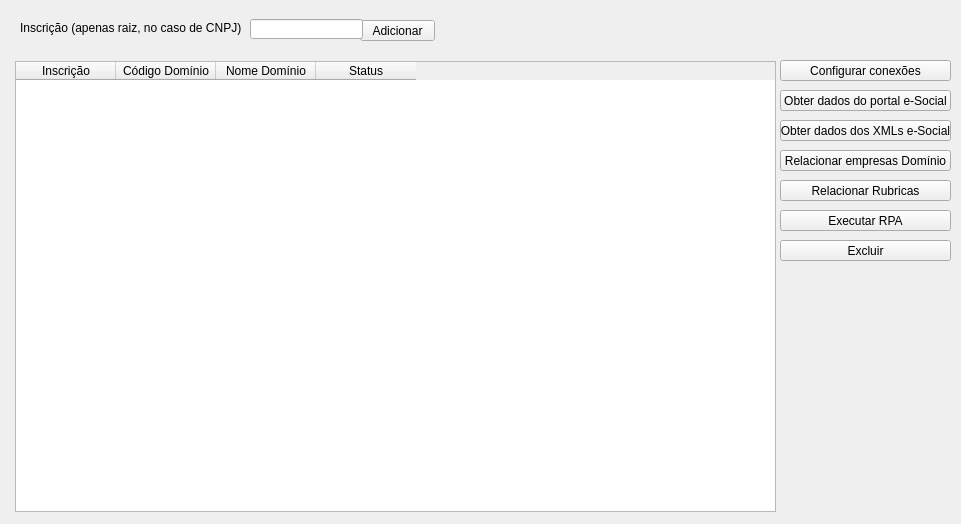
Old version of the form screen_ui/esocial_unico.ui in the repository VictorScandolaraTR/ConversaoMovimento_eSocial.
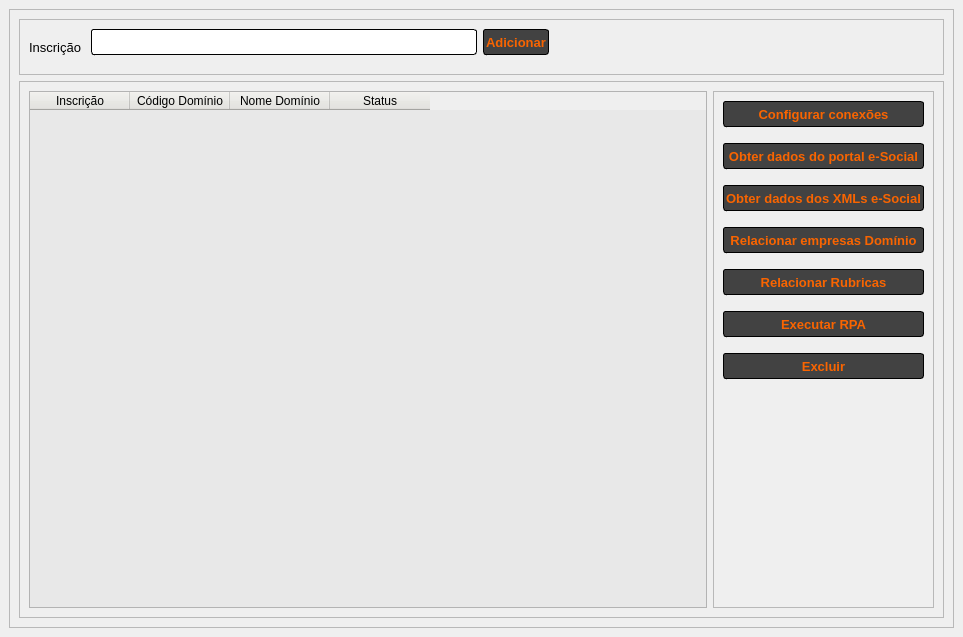
New version of the form.

```diff
--- a/screen_ui/esocial_unico.ui
+++ b/screen_ui/esocial_unico.ui
@@ -6,62 +6,142 @@
    <rect>
     <x>0</x>
     <y>0</y>
-    <width>961</width>
-    <height>524</height>
+    <width>963</width>
+    <height>637</height>
    </rect>
   </property>
   <property name="windowTitle">
    <string>MainWindow</string>
   </property>
   <widget class="QWidget" name="centralwidget">
+   <property name="styleSheet">
+    <string notr="true">QMainWindow {
+    background-color: #cbcbca;
+}
+QMenuBar {
+    background-color: #a8a7a7;
+    font-size: 14px;
+}
+QMenu {
+    font-size: 14px;
+}
+QLabel {
+    font-size: 13px;
+}
+QCheckBox {
+    font-size: 13px;
+}
+QListWidget {
+    font-size: 13px; 
+}
+QPushButton {
+    border-radius: 5px;
+    background-color: #424242;
+    color: #f96400;
+    padding: 5px;
+    font-size: 13px;
+    font-weight: bold;
+    margin-bottom: 10px;
+    border-radius: 3px;
+    height: 20px;
+    border: 1px solid;
+    padding: 2px;
+}
+QPushButton:hover {
+    background-color: #f96400;
+    color: #FFFFFF;
+}
+QPushButton:disabled {
+    background-color: #666666;
+    color: #DDDDDD;
+}
+QLineEdit {
+    margin-bottom: 10px;
+    border-radius: 3px;
+    height: 20px;
+    border: 1px solid;
+    padding: 2px;
+}
+QDateEdit {
+    margin-bottom: 10px;
+    border-radius: 3px;
+    height: 20px;
+    border: 1px solid;
+    padding: 2px;
+}
+QHeaderView::section{
+     background-color: #e6e5e1;
+}
+QTableWidget{
+    background-color:#e8e8e8;
+}</string>
+   </property>
+   <layout class="QHBoxLayout" name="horizontalLayout">
+    <item>
+     <widget class="QFrame" name="frame_2">
+      <property name="frameShape">
+       <enum>QFrame::StyledPanel</enum>
+      </property>
+      <property name="frameShadow">
+       <enum>QFrame::Raised</enum>
+      </property>
+      <layout class="QVBoxLayout" name="verticalLayout_2">
+       <item>
+        <widget class="QFrame" name="frame_3">
+         <property name="frameShape">
+          <enum>QFrame::StyledPanel</enum>
+         </property>
+         <property name="frameShadow">
+          <enum>QFrame::Raised</enum>
+         </property>
+         <layout class="QHBoxLayout" name="horizontalLayout_2">
+          <item>
    <widget class="QLabel" name="label">
-    <property name="geometry">
-     <rect>
-      <x>20</x>
-      <y>20</y>
-      <width>221</width>
-      <height>16</height>
-     </rect>
-    </property>
     <property name="text">
-     <string>Inscrição (apenas raiz, no caso de CNPJ)</string>
-    </property>
-   </widget>
+             <string>Inscrição </string>
+            </property>
+           </widget>
+          </item>
+          <item>
+           <widget class="QLineEdit" name="edit_inscricao"/>
+          </item>
+          <item>
    <widget class="QPushButton" name="btn_adiciona_empresa">
-    <property name="geometry">
-     <rect>
-      <x>360</x>
-      <y>20</y>
-      <width>75</width>
-      <height>21</height>
-     </rect>
-    </property>
     <property name="text">
      <string>Adicionar</string>
     </property>
    </widget>
-   <widget class="QLineEdit" name="edit_inscricao">
-    <property name="geometry">
-     <rect>
-      <x>250</x>
-      <y>19</y>
-      <width>113</width>
+          </item>
+          <item>
+           <spacer name="horizontalSpacer">
+            <property name="orientation">
+             <enum>Qt::Horizontal</enum>
+            </property>
+            <property name="sizeHint" stdset="0">
+             <size>
+              <width>40</width>
       <height>20</height>
-     </rect>
-    </property>
-   </widget>
+             </size>
+            </property>
+           </spacer>
+          </item>
+         </layout>
+        </widget>
+       </item>
+       <item>
+        <widget class="QFrame" name="frame_4">
+         <property name="frameShape">
+          <enum>QFrame::StyledPanel</enum>
+         </property>
+         <property name="frameShadow">
+          <enum>QFrame::Raised</enum>
+         </property>
+         <layout class="QHBoxLayout" name="horizontalLayout_3">
+          <item>
    <widget class="QTableWidget" name="tableWidget">
     <property name="enabled">
      <bool>true</bool>
     </property>
-    <property name="geometry">
-     <rect>
-      <x>15</x>
-      <y>61</y>
-      <width>761</width>
-      <height>451</height>
-     </rect>
-    </property>
     <property name="editTriggers">
      <set>QAbstractItemView::NoEditTriggers</set>
     </property>
@@ -92,97 +172,91 @@
      </property>
     </column>
    </widget>
+          </item>
+          <item>
+           <widget class="QFrame" name="frame">
+            <property name="frameShape">
+             <enum>QFrame::StyledPanel</enum>
+            </property>
+            <property name="frameShadow">
+             <enum>QFrame::Raised</enum>
+            </property>
+            <layout class="QVBoxLayout" name="verticalLayout">
+             <item>
+              <widget class="QPushButton" name="btn_conexoes">
+               <property name="text">
+                <string>Configurar conexões</string>
+               </property>
+              </widget>
+             </item>
+             <item>
    <widget class="QPushButton" name="btn_obtem_dados_esocial">
-    <property name="geometry">
-     <rect>
-      <x>780</x>
-      <y>90</y>
-      <width>171</width>
-      <height>21</height>
-     </rect>
-    </property>
     <property name="text">
      <string>Obter dados do portal e-Social</string>
     </property>
    </widget>
-   <widget class="QPushButton" name="btn_executa_rpa">
-    <property name="geometry">
-     <rect>
-      <x>780</x>
-      <y>210</y>
-      <width>171</width>
-      <height>21</height>
-     </rect>
-    </property>
+             </item>
+             <item>
+              <widget class="QPushButton" name="btn_obtem_dados_esocial_xml">
     <property name="text">
-     <string>Executar RPA</string>
-    </property>
-   </widget>
-   <widget class="QPushButton" name="btn_relacionar_rubricas">
-    <property name="geometry">
-     <rect>
-      <x>780</x>
-      <y>180</y>
-      <width>171</width>
-      <height>21</height>
-     </rect>
-    </property>
-    <property name="text">
-     <string>Relacionar Rubricas</string>
-    </property>
-   </widget>
+                <string>Obter dados dos XMLs e-Social</string>
+               </property>
+              </widget>
+             </item>
+             <item>
    <widget class="QPushButton" name="btn_relaciona_empresas_dominio">
-    <property name="geometry">
-     <rect>
-      <x>780</x>
-      <y>150</y>
-      <width>171</width>
-      <height>21</height>
-     </rect>
-    </property>
     <property name="text">
      <string>Relacionar empresas Domínio</string>
     </property>
    </widget>
+             </item>
+             <item>
+              <widget class="QPushButton" name="btn_relacionar_rubricas">
+               <property name="text">
+                <string>Relacionar Rubricas</string>
+               </property>
+              </widget>
+             </item>
+             <item>
+              <widget class="QPushButton" name="btn_executa_rpa">
+               <property name="enabled">
+                <bool>true</bool>
+               </property>
+               <property name="text">
+                <string>Executar RPA</string>
+               </property>
+              </widget>
+             </item>
+             <item>
    <widget class="QPushButton" name="btn_excluir">
-    <property name="geometry">
-     <rect>
-      <x>780</x>
-      <y>240</y>
-      <width>171</width>
-      <height>21</height>
-     </rect>
-    </property>
     <property name="text">
      <string>Excluir</string>
     </property>
    </widget>
-   <widget class="QPushButton" name="btn_conexoes">
-    <property name="geometry">
-     <rect>
-      <x>780</x>
-      <y>60</y>
-      <width>171</width>
-      <height>21</height>
-     </rect>
-    </property>
-    <property name="text">
-     <string>Configurar conexões</string>
-    </property>
-   </widget>
-   <widget class="QPushButton" name="btn_obtem_dados_esocial_xml">
-    <property name="geometry">
-     <rect>
-      <x>780</x>
-      <y>120</y>
-      <width>171</width>
-      <height>21</height>
-     </rect>
-    </property>
-    <property name="text">
-     <string>Obter dados dos XMLs e-Social</string>
-    </property>
-   </widget>
+             </item>
+             <item>
+              <spacer name="verticalSpacer">
+               <property name="orientation">
+                <enum>Qt::Vertical</enum>
+               </property>
+               <property name="sizeHint" stdset="0">
+                <size>
+                 <width>20</width>
+                 <height>40</height>
+                </size>
+               </property>
+              </spacer>
+             </item>
+            </layout>
+           </widget>
+          </item>
+         </layout>
+        </widget>
+       </item>
+      </layout>
+     </widget>
+    </item>
+   </layout>
   </widget>
  </widget>
  <resources/>
```
Lines whose indentation alone changed are shown as unchanged.
